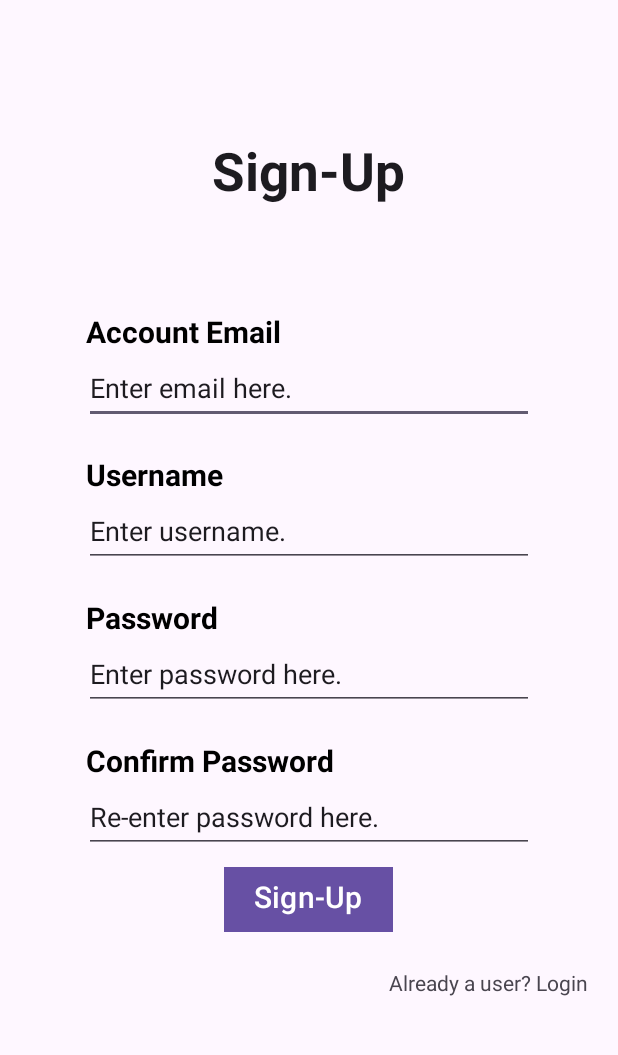
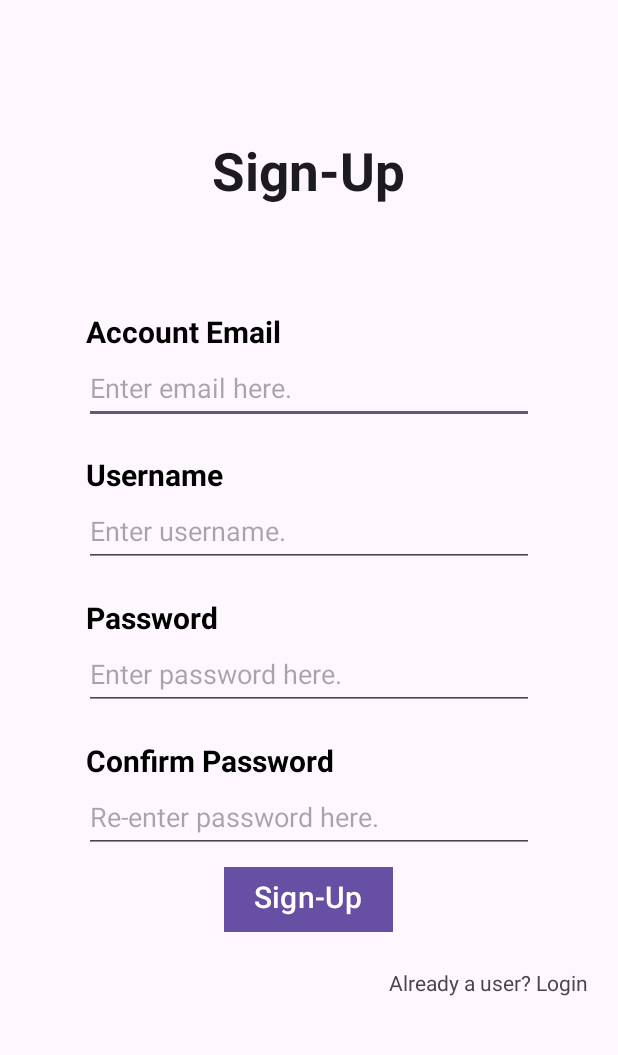
Before and after one commit to shigf1/ClothesShare-main, an Android app: the layout activity_signup.xml on its own in the app's theme, with its tools: preview values and no code run, on a phone screen of 412 x 824 dp, the part 86-1141 px from its top. Run offline under Robolectric (Android 15) with nearby library versions, the phone set to English and light mode, and no system bars.

Commit message:
muk and isaac login stuff

```diff
--- a/app/src/main/java/com/example/clothesshare/MessageItem.kt
+++ b/app/src/main/java/com/example/clothesshare/MessageItem.kt
@@ -8,7 +8,8 @@ data class MessageItem(
     val profile_pic: String ?= null,
     val username: String ?= null,
     val most_recent_message: String ?= null,
-    val most_recent_message_date: String ?= null
+    val most_recent_message_date: String ?= null,
+    val conversationId: String? = null  // Add this field
 ) : Parcelable {
     constructor(parcel: Parcel) : this(
         parcel.readString(),
--- a/app/src/main/java/com/example/clothesshare/MessagesActivity.kt
+++ b/app/src/main/java/com/example/clothesshare/MessagesActivity.kt
@@ -43,8 +43,10 @@ class MessagesActivity : AppCompatActivity() {
         recyclerview.adapter = adapter
 
         adapter.onItemClick = { messageItem ->
-            val intent = Intent(this, com.example.clothesshare.ui.ConversationActivity::class.java).apply {
-                putExtra("username", messageItem.username)
+            val intent = Intent(this, ConversationActivity::class.java).apply {
+                // Always provide at least a mock conversation ID
+                putExtra("conversation_id", messageItem.conversationId ?: "mock_conv_${System.currentTimeMillis()}")
+                putExtra("username", messageItem.username ?: "Test User")
             }
             startActivity(intent)
         }
--- a/app/src/main/res/layout/login_page.xml
+++ b/app/src/main/res/layout/activity_login.xml
@@ -38,9 +38,10 @@
         android:layout_marginStart="56dp"/>
 
     <EditText
+        android:id="@+id/ETemail"
         android:layout_width="300dp"
         android:layout_height="48dp"
-        android:text="Enter email here."
+        android:hint="Enter email here."
         android:layout_gravity="center"/>
 
     <TextView
@@ -54,9 +55,10 @@
         android:layout_marginStart="56dp"/>
 
     <EditText
+        android:id="@+id/ETpass"
         android:layout_width="300dp"
         android:layout_height="48dp"
-        android:text="Enter password here."
+        android:hint="Enter password here."
         android:layout_gravity="center"/>
 
     <Button
--- a/app/src/main/res/layout/signup_page.xml
+++ b/app/src/main/res/layout/activity_signup.xml
@@ -39,9 +39,10 @@
         android:layout_marginStart="57dp"/>
 
     <EditText
+        android:id="@+id/ETemail"
         android:layout_width="300dp"
         android:layout_height="48dp"
-        android:text="Enter email here."
+        android:hint="Enter email here."
         android:layout_gravity="center"/>
 
     <TextView
@@ -55,9 +56,10 @@
         android:layout_marginStart="57dp"/>
 
     <EditText
+        android:id="@+id/ETusername"
         android:layout_width="300dp"
         android:layout_height="48dp"
-        android:text="Enter username."
+        android:hint="Enter username."
         android:layout_gravity="center"/>
 
     <TextView
@@ -71,9 +73,10 @@
         android:layout_marginStart="57dp"/>
 
     <EditText
+        android:id="@+id/ETpass"
         android:layout_width="300dp"
         android:layout_height="48dp"
-        android:text="Enter password here."
+        android:hint="Enter password here."
         android:layout_gravity="center"/>
 
     <TextView
@@ -87,13 +90,14 @@
         android:layout_marginStart="57dp"/>
 
     <EditText
+        android:id="@+id/ETconfirmPass"
         android:layout_width="300dp"
         android:layout_height="48dp"
-        android:text="Re-enter password here."
+        android:hint="Re-enter password here."
         android:layout_gravity="center"/>
 
     <Button
-        android:id="@+id/signup_button"
+        android:id="@+id/signUpBtn"
         android:layout_width="wrap_content"
         android:layout_height="wrap_content"
         android:text="Sign-Up"
@@ -106,7 +110,7 @@
         app:cornerRadius="0dp"/>
 
     <TextView
-        android:id="@+id/signup_button_page"
+        android:id="@+id/TVlogin"
         android:layout_width="wrap_content"
         android:layout_height="wrap_content"
         android:focusable="true"
```
Also changed, not shown: app/src/main/AndroidManifest.xml (+15 -18 lines), app/src/main/java/com/example/clothesshare/ConversationActivity.kt (+13 -2 lines), app/src/main/java/com/example/clothesshare/LoginActivity.kt (added, +75 -0 lines), app/src/main/java/com/example/clothesshare/SignupActivity.kt (added, +103 -0 lines).
